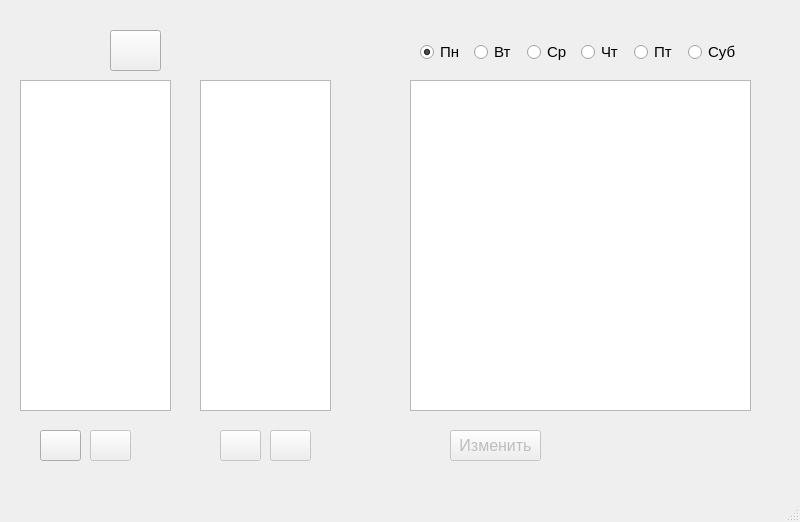
Above: view/main.ui from kopch02/shudule_elikavo before the change. Below: the same form after it.
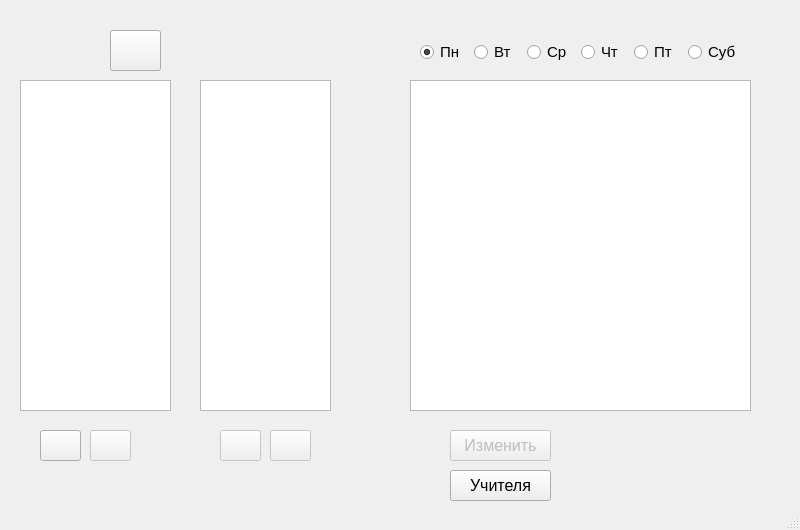
That is the form after the change.

The edit to the form file:
```diff
--- a/view/main.ui
+++ b/view/main.ui
@@ -7,7 +7,7 @@
     <x>0</x>
     <y>0</y>
     <width>800</width>
-    <height>522</height>
+    <height>530</height>
    </rect>
   </property>
   <property name="windowTitle">
@@ -267,7 +267,7 @@
      <rect>
       <x>450</x>
       <y>430</y>
-      <width>91</width>
+      <width>101</width>
       <height>31</height>
      </rect>
     </property>
@@ -280,6 +280,24 @@
      <string>Изменить</string>
     </property>
    </widget>
+   <widget class="QPushButton" name="teacher_btn">
+    <property name="geometry">
+     <rect>
+      <x>450</x>
+      <y>470</y>
+      <width>101</width>
+      <height>31</height>
+     </rect>
+    </property>
+    <property name="font">
+     <font>
+      <pointsize>12</pointsize>
+     </font>
+    </property>
+    <property name="text">
+     <string>Учителя</string>
+    </property>
+   </widget>
   </widget>
   <widget class="QMenuBar" name="menubar">
    <property name="geometry">
```
